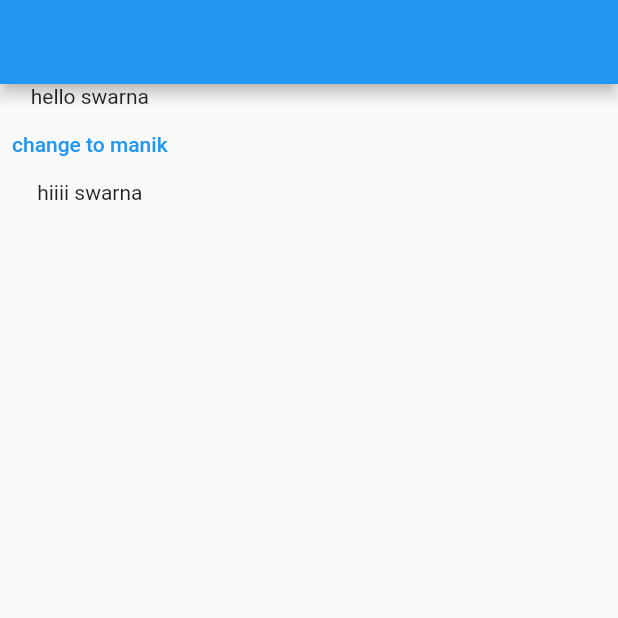
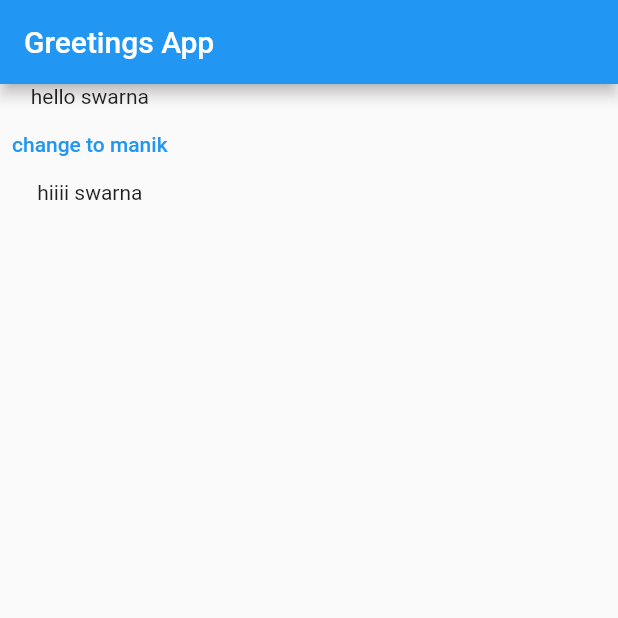
Before and after one commit to sakilbabu/widgets_intro, a Flutter app: the screen it shows after launch, on a phone screen of 412 x 824 dp, the top half of it. Run offline on Flutter 3.47's test engine with Material 2 defaults, Android fonts, the phone set to English and light mode, and no system bars.

Commit message:
data passing

```diff
--- a/lib/main.dart
+++ b/lib/main.dart
@@ -5,15 +5,22 @@ void main() {
 }
 
 class MyApp extends StatelessWidget {
+  final String title = "Greetings App";
   @override
   Widget build(BuildContext context) {
     return MaterialApp(
-      home: MyHomePage(),
+      title: title,
+      home: MyHomePage(
+        title: title,
+      ),
     );
   }
 }
 
 class MyHomePage extends StatefulWidget {
+  final String title;
+
+  const MyHomePage({Key? key, required this.title}) : super(key: key);
   @override
   State<MyHomePage> createState() => _MyHomePageState();
 }
@@ -24,15 +31,17 @@ class _MyHomePageState extends State<MyHomePage> {
   @override
   void initState() {
     name = "swarna";
+
     super.initState();
   }
 
   @override
   Widget build(BuildContext context) {
     String x = "swarna";
-    return Scaffold( appBar: AppBar(
-
-    ),
+    return Scaffold(
+      appBar: AppBar(
+        title: Text(widget.title),
+      ),
       body: Column(children: [
         Text("hello $name"),
         TextButton(
```
Also changed, not shown: 1 other file.
